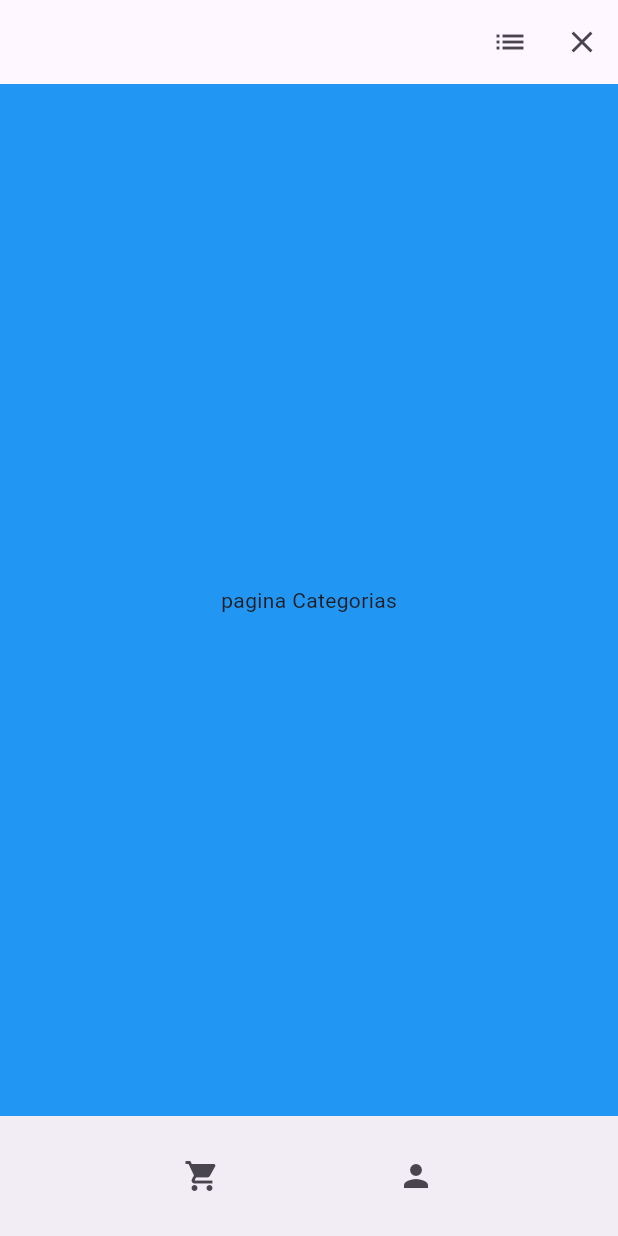
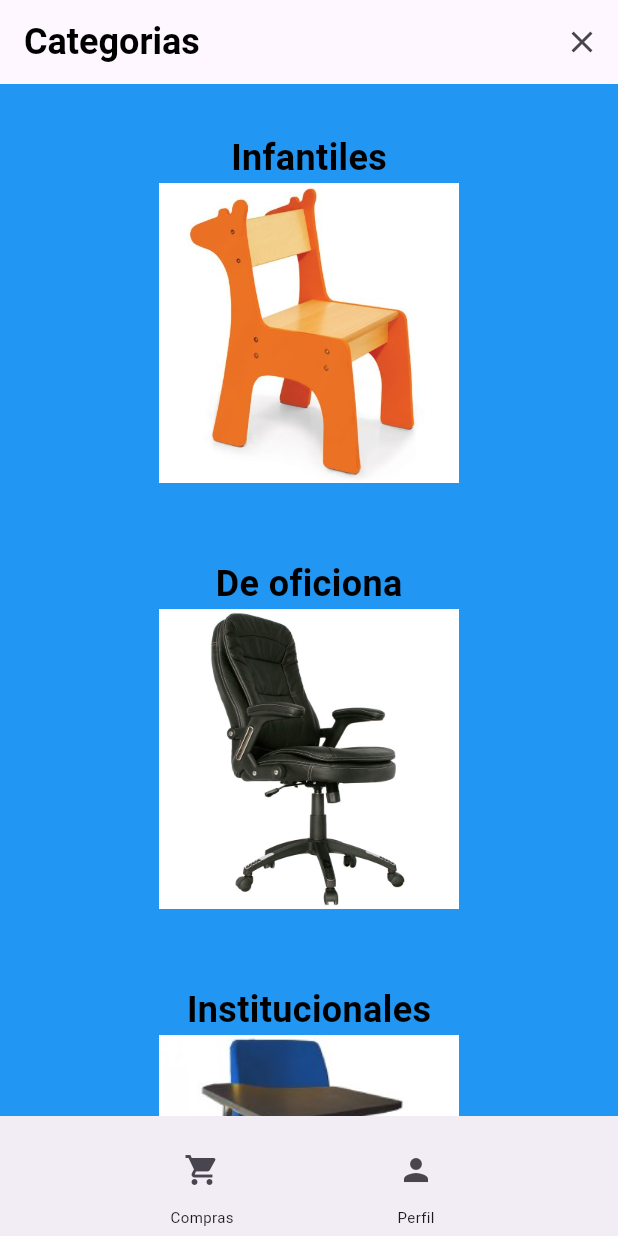
Before and after one commit to jasson2558/flutterPJ, a Flutter app: the CategoriasPage screen opened directly, on a phone screen of 412 x 824 dp. Run offline on Flutter 3.47's test engine with Material 2 defaults, Android fonts, the phone set to English and light mode, and no system bars.

Commit message:
mejora pagina principal

```diff
--- a/projectavi/lib/pages/Categorias.dart
+++ b/projectavi/lib/pages/Categorias.dart
@@ -26,13 +26,12 @@ class _CategoriasPageState extends State<CategoriasPage>{
           backgroundColor: Colors.transparent,
           appBar: AppBar(
             automaticallyImplyLeading: false,
+            title: Text("Categorias",style: TextStyle(
+              fontSize: 24,
+              fontWeight: FontWeight.bold,
+              color: Colors.black,
+            ),),
             actions: <Widget>[
-              IconButton(
-                    icon: Icon(Icons.list),
-                    onPressed: (){
-                      // Acción para el icono de inicio
-                    },
-                  ),
               IconButton(
                 icon: Icon(Icons.close),
                 onPressed: () {
@@ -43,14 +42,15 @@ class _CategoriasPageState extends State<CategoriasPage>{
               // Agrega más iconos aquí según tus necesidades
             ],
           ),
-          body: Center(
-            child: Text("pagina Categorias"),
-          ),
+          body: _page(),
           bottomNavigationBar: BottomAppBar(
             child: Container(
               height: 50.0,
               child: Row(
                 mainAxisAlignment: MainAxisAlignment.spaceEvenly,
+                children: [
+                  Column(
+                    mainAxisSize: MainAxisSize.min,
                     children: [
                       IconButton(
                         icon: Icon(Icons.shopping_cart),
@@ -58,16 +58,135 @@ class _CategoriasPageState extends State<CategoriasPage>{
                           // Acción para el icono de búsqueda
                         },
                         ),
+                        Text('Compras',style: TextStyle(fontSize: 10),),
+                        ],),
+                        Column(
+                    mainAxisSize: MainAxisSize.min,
+                    children: [
                       IconButton(
                         icon: Icon(Icons.person),
                         onPressed: () {
-                    // Acción para el icono de configuración
+                          // Acción para el icono de búsqueda
                         },
                         ),
+                        Text('Perfil',style: TextStyle(fontSize: 10),),
+                        ],),
                         ],
               ),
             )),
         ),
     );
   }
+
+    Widget _page(){
+    return Padding(
+      padding: const EdgeInsets.all(32.0),
+      child: Center(
+        child: Wrap(
+          alignment: WrapAlignment.center,
+          spacing: 70,
+          runSpacing: 50,
+          children: [
+            _icon1(),
+            _icon2(),
+            _icon3(),
+            _icon4(),
+            ],
+         ),
+       ),
+     );
   }
+
+//controla los icono
+Widget _icon1(){
+    return GestureDetector(
+      onTap: (){},
+      child: Container(
+        child: Column(
+          children: [
+            Text('Infantiles',style: TextStyle(
+              fontSize: 24,
+              fontWeight: FontWeight.bold,
+              color: Colors.black,
+            ),),
+            Image.asset(
+        'images/sillas_infantiles_3.jpg',
+        width: 200,
+        height: 200,
+        fit: BoxFit.cover,
+        ),
+          ],
+        ),
+      ),
+    );
+  }
+
+Widget _icon2(){
+    return GestureDetector(
+      onTap: (){},
+      child: Container(
+        child: Column(
+          children: [
+            Text('De oficiona',style: TextStyle(
+              fontSize: 24,
+              fontWeight: FontWeight.bold,
+              color: Colors.black,
+            ),),
+            Image.asset(
+        'images/sillas_oficina_2.jpg',
+        width: 200,
+        height: 200,
+        fit: BoxFit.cover,
+        ),
+          ],
+        ),
+      ),
+    );
+  }
+
+Widget _icon3(){
+    return GestureDetector(
+      onTap: (){},
+      child: Container(
+        child: Column(
+          children: [
+            Text('Institucionales',style: TextStyle(
+              fontSize: 24,
+              fontWeight: FontWeight.bold,
+              color: Colors.black,
+            ),),
+            Image.asset(
+        'images/sillas_colegio_2.jpg',
+        width: 200,
+        height: 200,
+        fit: BoxFit.cover,
+        ),
+          ],
+        ),
+      ),
+    );
+  }
+
+  Widget _icon4(){
+    return GestureDetector(
+      onTap: (){},
+      child: Container(
+        child: Column(
+          children: [
+            Text('Para el hogar',style: TextStyle(
+              fontSize: 24,
+              fontWeight: FontWeight.bold,
+              color: Colors.black,
+            ),),
+            Image.asset(
+        'images/sillas_hogar_2.jpg',
+        width: 200,
+        height: 200,
+        fit: BoxFit.cover,
+        ),
+          ],
+        ),
+      ),
+    );
+  }
+}
--- a/projectavi/lib/pages/Principal.dart
+++ b/projectavi/lib/pages/Principal.dart
@@ -137,7 +137,7 @@ class _PrincipalPageState extends State<PrincipalPage> {
           context: context,
           children: <Widget>[
             AlertDialog(
-              title: Text('Usuario o contraseña icorrectos'),
+              title: Text('lo sentimos de momento este servicio no esta dispoible'),
               actions: <Widget>[
                 TextButton(onPressed: (){
                   Navigator.pop(context);
```
Lines whose indentation alone changed are shown as unchanged.
